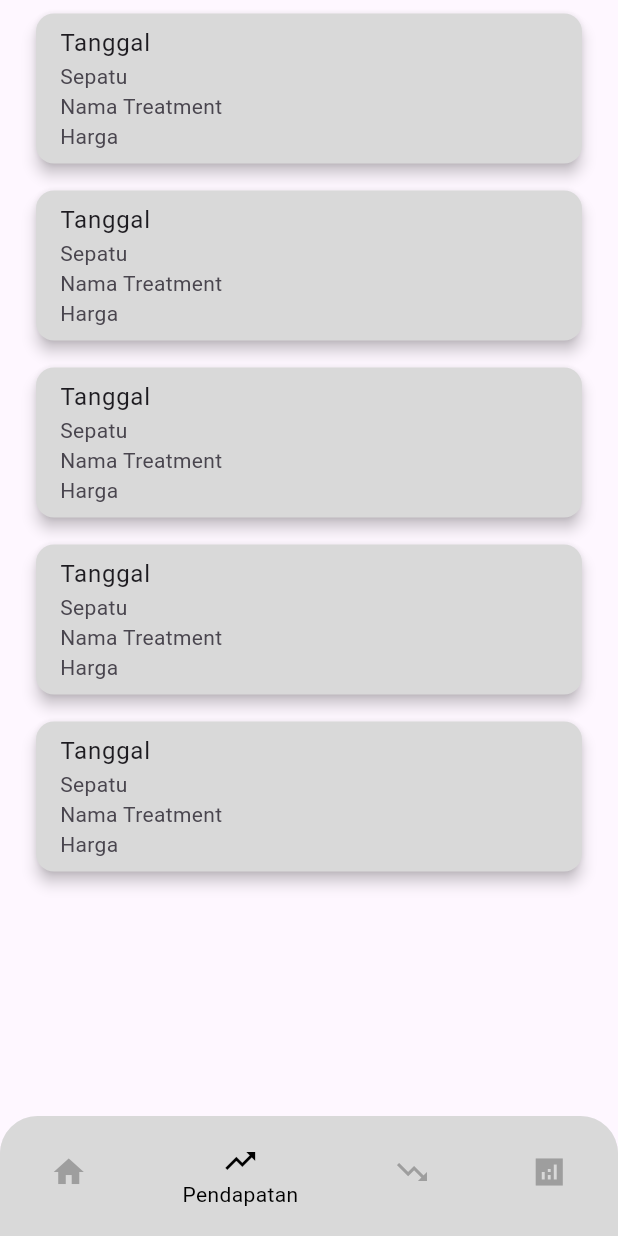
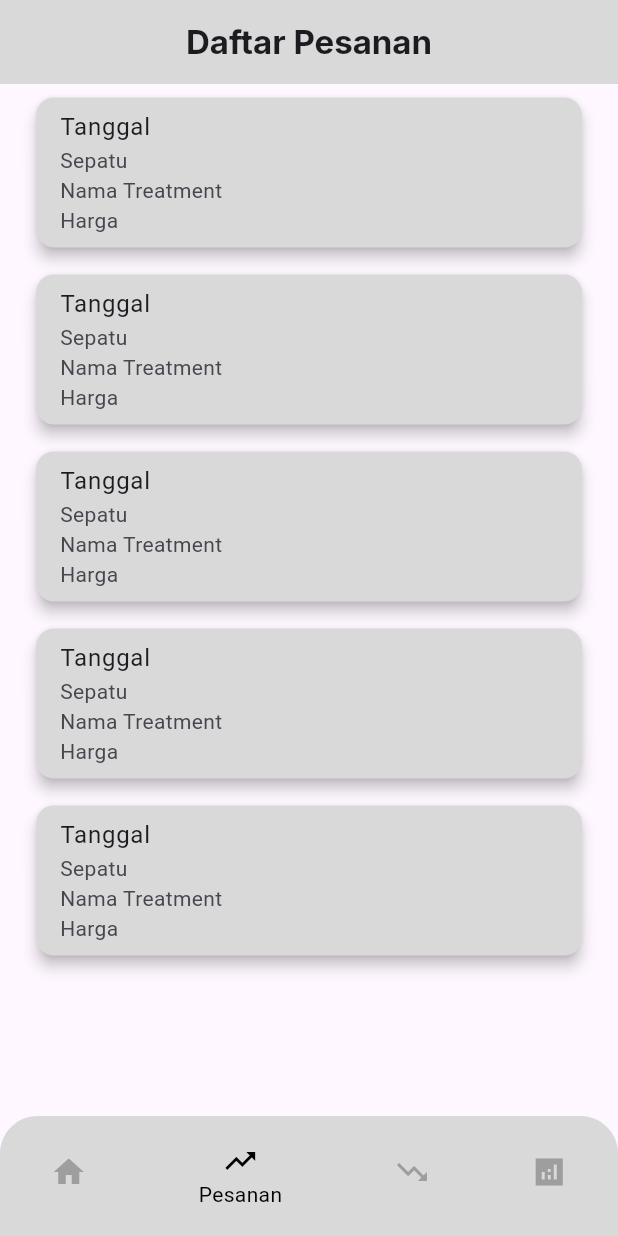
Before and after one commit to prgtyfzh/063_RedlenShoesCleaning, a Flutter app: the DashboardAdmin screen opened directly, item 2 of the bottom bar chosen, on a phone screen of 412 x 824 dp. Run offline on Flutter 3.47's test engine with Material 2 defaults, Android fonts, the phone set to English and light mode, and no system bars; our stand-ins replace cloud_firestore, firebase_auth, firebase_core, google_fonts; accounts and stored records are empty.

Commit message:
membuat tampilan pesanan masuk

```diff
--- a/lib/view/admin/dashboardadmin.dart
+++ b/lib/view/admin/dashboardadmin.dart
@@ -1,9 +1,8 @@
 import 'package:flutter/material.dart';
-import 'package:redlenshoescleaning/view/admin/pengeluaran/createpengeluaran.dart';
 import 'package:redlenshoescleaning/view/admin/pengeluaran/pengeluaran.dart';
-import 'package:redlenshoescleaning/view/admin/pengeluaran/updatepengeluaran.dart';
 import 'package:redlenshoescleaning/view/admin/treatment/treatment.dart';
 import 'package:redlenshoescleaning/view/laporanpage.dart';
+import 'package:redlenshoescleaning/view/pesananpage.dart';
 
 class DashboardAdmin extends StatefulWidget {
   const DashboardAdmin({Key? key}) : super(key: key);
@@ -42,7 +41,7 @@ class _DashboardAdminState extends State<DashboardAdmin> {
               ),
               BottomNavigationBarItem(
                 icon: Icon(Icons.trending_up_sharp),
-                label: 'Pendapatan',
+                label: 'Pesanan',
                 backgroundColor: Color(0xFFD9D9D9),
               ),
               BottomNavigationBarItem(
@@ -69,55 +68,7 @@ class _DashboardAdminState extends State<DashboardAdmin> {
       case 0:
         return const LaporanPage();
       case 1:
-        return Scaffold(
-          body: Column(
-            children: [
-              Expanded(
-                child: ListView.builder(
-                  itemCount: 5,
-                  itemBuilder: (context, index) {
-                    return Padding(
-                      padding: const EdgeInsets.symmetric(
-                          vertical: 5.0, horizontal: 20.0),
-                      child: InkWell(
-                        onLongPress: () {
-                          // Navigator.push(
-                          //   context,
-                          //   MaterialPageRoute(
-                          //     builder: (context) => UpdateContact(
-                          //       id: data[index]['id'],
-                          //       name: data[index]['name'],
-                          //       phone: data[index]['phone'],
-                          //       email: data[index]['email'],
-                          //       address: data[index]['address'],
-                          //     ),
-                          //   ),
-                          // );
-                        },
-                        child: const Card(
-                          color: Color(0xFFD9D9D9),
-                          elevation: 4,
-                          child: ListTile(
-                            title: Text('Tanggal'),
-                            subtitle: Column(
-                              crossAxisAlignment: CrossAxisAlignment.start,
-                              children: [
-                                Text('Sepatu'),
-                                Text('Nama Treatment'),
-                                Text('Harga'),
-                              ],
-                            ),
-                          ),
-                        ),
-                      ),
-                    );
-                  },
-                ),
-              ),
-            ],
-          ),
-        );
-
+        return const PesananPage();
       case 2:
         return const Pengeluaran();
       case 3:
--- /dev/null
+++ b/lib/view/pesananpage.dart
@@ -0,0 +1,74 @@
+import 'package:flutter/material.dart';
+import 'package:google_fonts/google_fonts.dart';
+
+class PesananPage extends StatefulWidget {
+  const PesananPage({super.key});
+
+  @override
+  State<PesananPage> createState() => _PesananPageState();
+}
+
+class _PesananPageState extends State<PesananPage> {
+  @override
+  Widget build(BuildContext context) {
+    return Scaffold(
+      appBar: AppBar(
+        automaticallyImplyLeading: false,
+        backgroundColor: const Color(0xFFD9D9D9),
+        centerTitle: true,
+        title: Text(
+          'Daftar Pesanan',
+          style: GoogleFonts.inter(
+            fontWeight: FontWeight.bold,
+          ),
+        ),
+      ),
+      body: Column(
+        children: [
+          Expanded(
+            child: ListView.builder(
+              itemCount: 5,
+              itemBuilder: (context, index) {
+                return Padding(
+                  padding: const EdgeInsets.symmetric(
+                      vertical: 5.0, horizontal: 20.0),
+                  child: InkWell(
+                    onLongPress: () {
+                      // Navigator.push(
+                      //   context,
+                      //   MaterialPageRoute(
+                      //     builder: (context) => UpdateContact(
+                      //       id: data[index]['id'],
+                      //       name: data[index]['name'],
+                      //       phone: data[index]['phone'],
+                      //       email: data[index]['email'],
+                      //       address: data[index]['address'],
+                      //     ),
+                      //   ),
+                      // );
+                    },
+                    child: const Card(
+                      color: Color(0xFFD9D9D9),
+                      elevation: 4,
+                      child: ListTile(
+                        title: Text('Tanggal'),
+                        subtitle: Column(
+                          crossAxisAlignment: CrossAxisAlignment.start,
+                          children: [
+                            Text('Sepatu'),
+                            Text('Nama Treatment'),
+                            Text('Harga'),
+                          ],
+                        ),
+                      ),
+                    ),
+                  ),
+                );
+              },
+            ),
+          ),
+        ],
+      ),
+    );
+  }
+}
```
